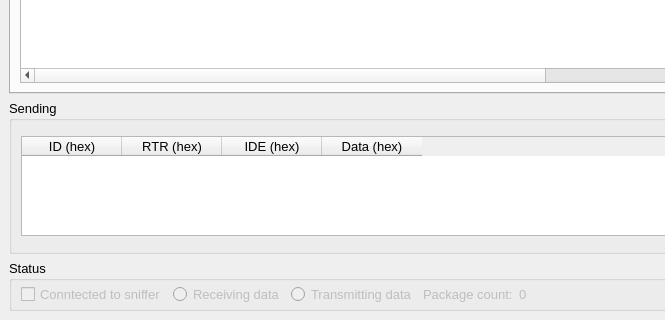
First picture: the form in 02_canSniffer_GUI/canSniffer.ui, repository adamtheone/canDrive, before the edit; both pictures show x 0 to 665 and y 468 to 788 of the 1241 by 788 pixel window.
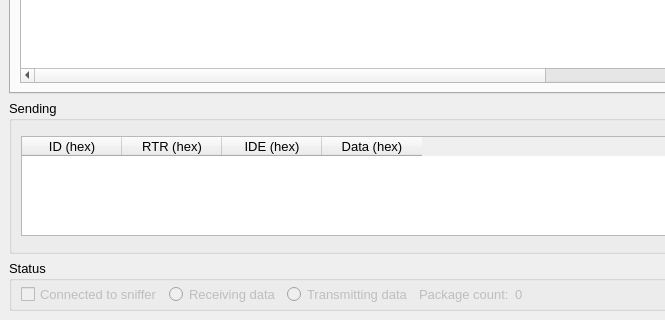
Second picture: the form after the edit.

Commit message: Fix mistyping `Connected`

What changed in the file:
```diff
--- a/02_canSniffer_GUI/canSniffer.ui
+++ b/02_canSniffer_GUI/canSniffer.ui
@@ -2109,7 +2109,7 @@
             </font>
            </property>
            <property name="text">
-            <string>Conntected to sniffer</string>
+            <string>Connected to sniffer</string>
            </property>
            <property name="checkable">
             <bool>true</bool>
```
The commit also changes 1 other file.
